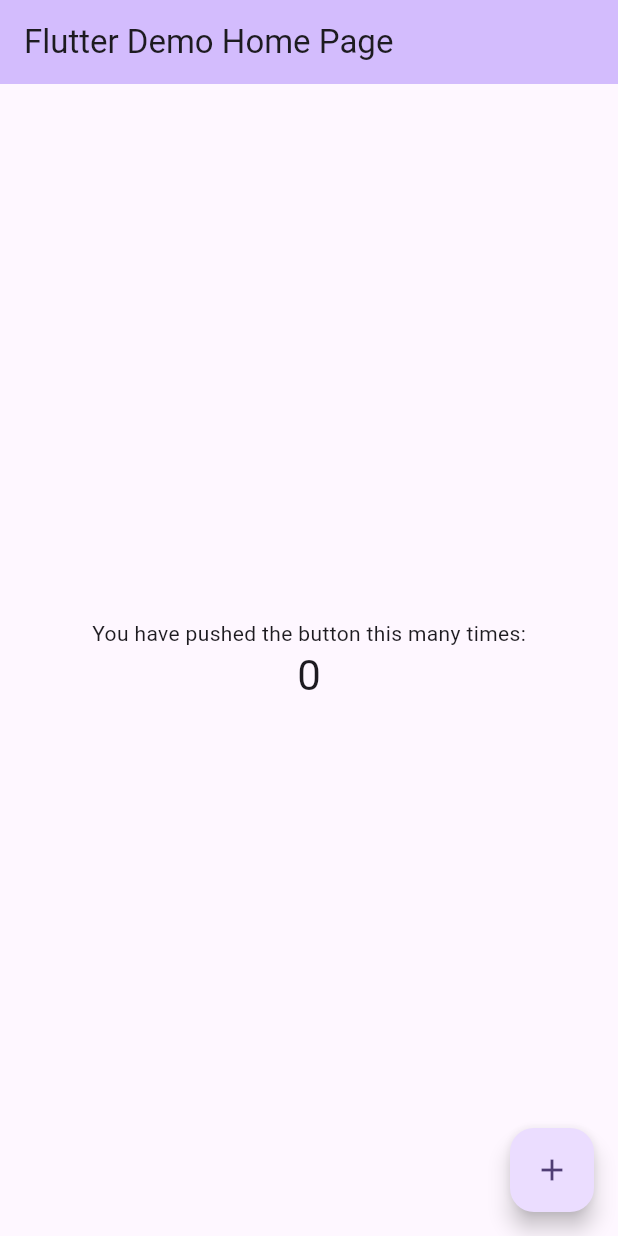
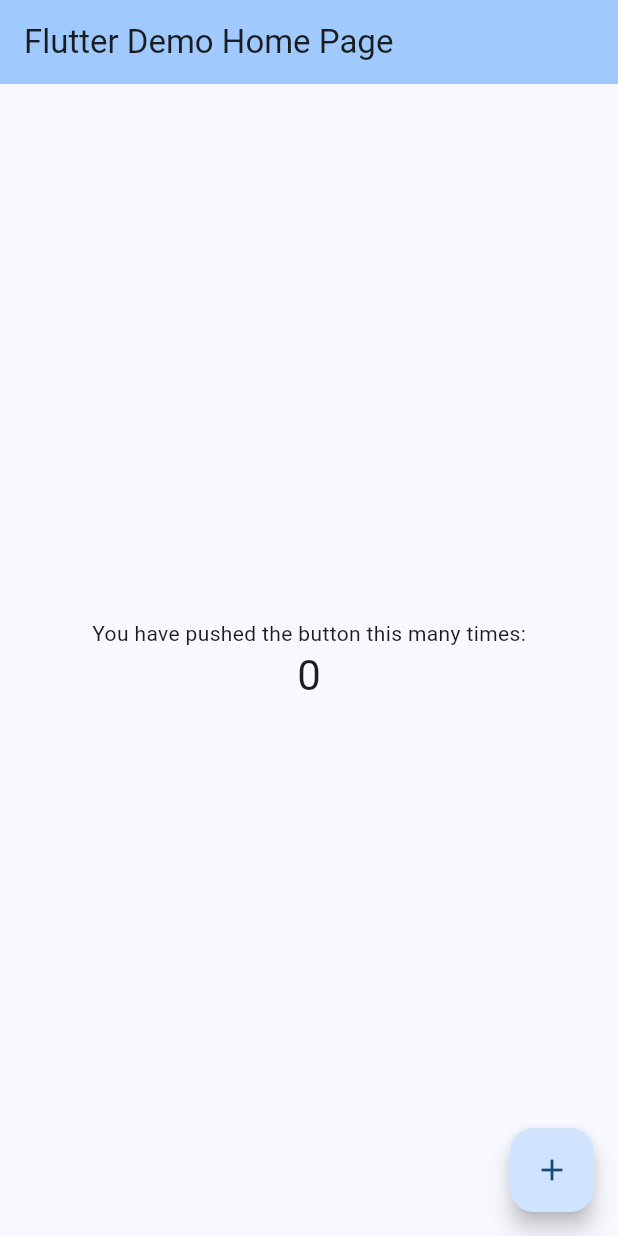
Before and after one commit to Harsh-ZubenAI/flutter-groot-test, a Flutter app: the screen it shows after launch, on a phone screen of 412 x 824 dp. Run offline on Flutter 3.47's test engine with Material 3 defaults, Android fonts, the phone set to English and light mode, and no system bars.

Commit message:
Change app color scheme from purple to blue (#1)

```diff
--- a/lib/main.dart
+++ b/lib/main.dart
@@ -28,7 +28,7 @@ class MyApp extends StatelessWidget {
         //
         // This works for code too, not just values: Most code changes can be
         // tested with just a hot reload.
-        colorScheme: .fromSeed(seedColor: Colors.deepPurple),
+        colorScheme: ColorScheme.fromSeed(seedColor: Colors.blue),
       ),
       home: const MyHomePage(title: 'Flutter Demo Home Page'),
     );
@@ -102,7 +102,7 @@ class _MyHomePageState extends State<MyHomePage> {
           // TRY THIS: Invoke "debug painting" (choose the "Toggle Debug Paint"
           // action in the IDE, or press "p" in the console), to see the
           // wireframe for each widget.
-          mainAxisAlignment: .center,
+          mainAxisAlignment: MainAxisAlignment.center,
           children: [
             const Text('You have pushed the button this many times:'),
             Text(
```
